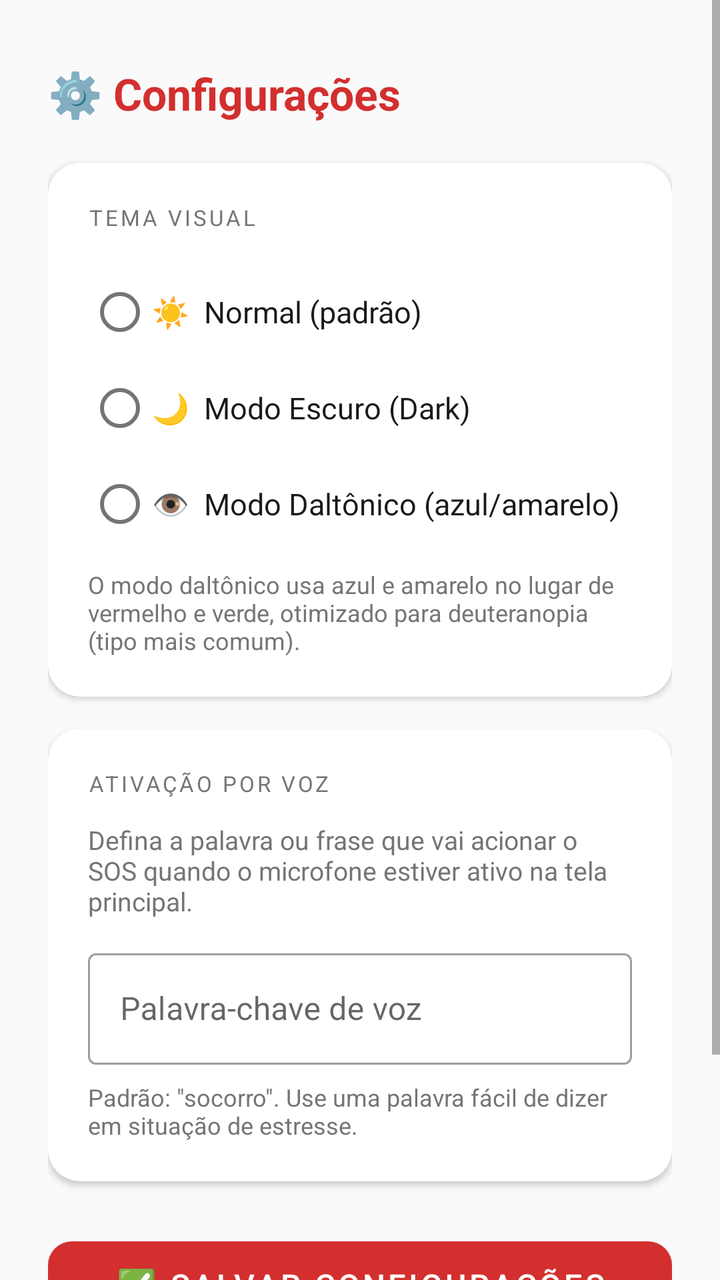
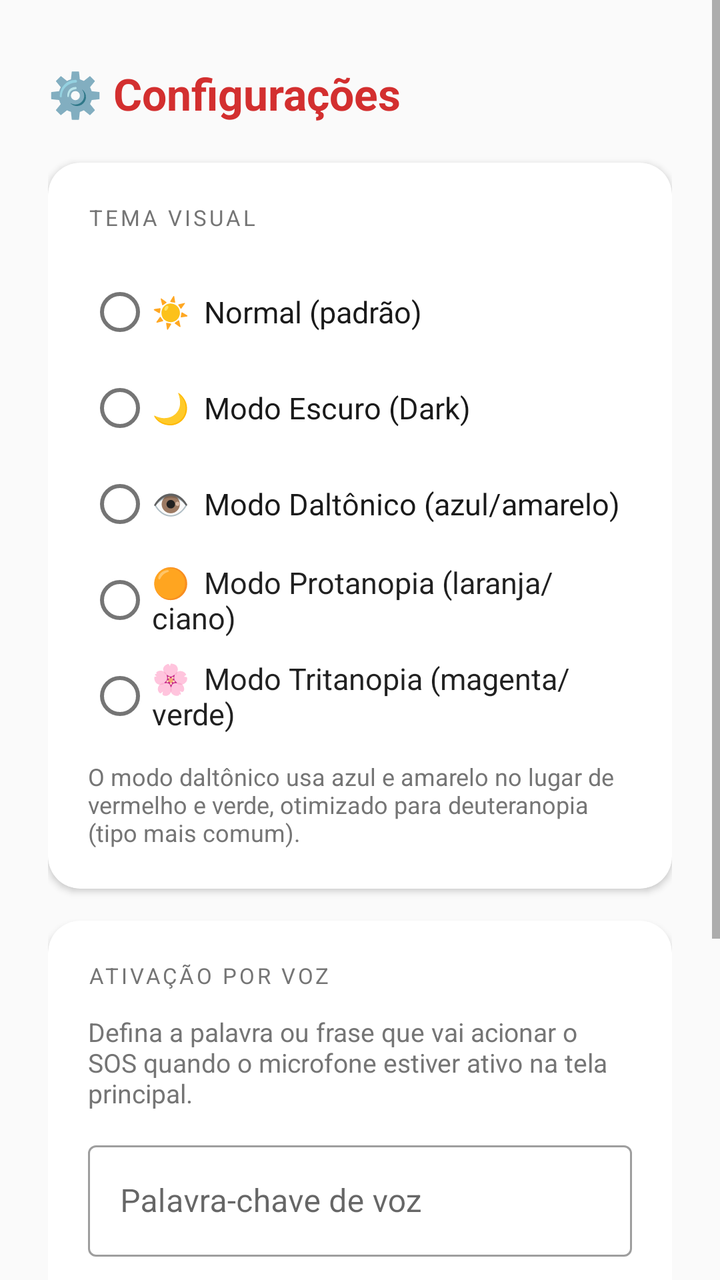

Two renders of the same Android screen: before a commit and after it. Below are the layout's source before the change and the commit's diff.
<!-- AndroidManifest.xml: application theme Theme.SOSEmergencia -->
<!-- res/layout/activity_settings.xml -->
<?xml version="1.0" encoding="utf-8"?>
<ScrollView xmlns:android="http://schemas.android.com/apk/res/android"
    xmlns:app="http://schemas.android.com/apk/res-auto"
    android:layout_width="match_parent"
    android:layout_height="match_parent"
    android:background="@color/background">

    <LinearLayout
        android:layout_width="match_parent"
        android:layout_height="wrap_content"
        android:orientation="vertical"
        android:padding="24dp">

        <TextView
            android:layout_width="match_parent"
            android:layout_height="wrap_content"
            android:layout_marginTop="8dp"
            android:text="⚙️ Configurações"
            android:textColor="?attr/colorSosPrimary"
            android:textSize="22sp"
            android:textStyle="bold" />

        
        <com.google.android.material.card.MaterialCardView
            android:layout_width="match_parent"
            android:layout_height="wrap_content"
            android:layout_marginTop="20dp"
            app:cardCornerRadius="16dp"
            app:cardElevation="2dp"
            app:cardBackgroundColor="@color/surface">

            <LinearLayout
                android:layout_width="match_parent"
                android:layout_height="wrap_content"
                android:orientation="vertical"
                android:padding="20dp">

                <TextView
                    android:layout_width="wrap_content"
                    android:layout_height="wrap_content"
                    android:text="TEMA VISUAL"
                    android:textColor="@color/text_secondary"
                    android:textSize="11sp"
                    android:letterSpacing="0.12"
                    android:layout_marginBottom="16dp" />

                <RadioGroup
                    android:id="@+id/radioGroupTheme"
                    android:layout_width="match_parent"
                    android:layout_height="wrap_content"
                    android:orientation="vertical">

                    <RadioButton
                        android:id="@+id/rbNormal"
                        android:layout_width="match_parent"
                        android:layout_height="48dp"
                        android:text="☀️  Normal (padrão)"
                        android:textColor="@color/text_primary"
                        android:textSize="15sp" />

                    <RadioButton
                        android:id="@+id/rbDark"
                        android:layout_width="match_parent"
                        android:layout_height="48dp"
                        android:text="🌙  Modo Escuro (Dark)"
                        android:textColor="@color/text_primary"
                        android:textSize="15sp" />

                    <RadioButton
                        android:id="@+id/rbDaltonism"
                        android:layout_width="match_parent"
                        android:layout_height="48dp"
                        android:text="👁️  Modo Daltônico (azul/amarelo)"
                        android:textColor="@color/text_primary"
                        android:textSize="15sp" />

                </RadioGroup>

                <TextView
                    android:layout_width="match_parent"
                    android:layout_height="wrap_content"
                    android:layout_marginTop="8dp"
                    android:text="O modo daltônico usa azul e amarelo no lugar de vermelho e verde, otimizado para deuteranopia (tipo mais comum)."
                    android:textColor="@color/text_secondary"
                    android:textSize="12sp" />

            </LinearLayout>
        </com.google.android.material.card.MaterialCardView>

        
        <com.google.android.material.card.MaterialCardView
            android:layout_width="match_parent"
            android:layout_height="wrap_content"
            android:layout_marginTop="16dp"
            app:cardCornerRadius="16dp"
            app:cardElevation="2dp"
            app:cardBackgroundColor="@color/surface">

            <LinearLayout
                android:layout_width="match_parent"
                android:layout_height="wrap_content"
                android:orientation="vertical"
                android:padding="20dp">

                <TextView
                    android:layout_width="wrap_content"
                    android:layout_height="wrap_content"
                    android:text="ATIVAÇÃO POR VOZ"
                    android:textColor="@color/text_secondary"
                    android:textSize="11sp"
                    android:letterSpacing="0.12"
                    android:layout_marginBottom="12dp" />

                <TextView
                    android:layout_width="match_parent"
                    android:layout_height="wrap_content"
                    android:layout_marginBottom="12dp"
                    android:text="Defina a palavra ou frase que vai acionar o SOS quando o microfone estiver ativo na tela principal."
                    android:textColor="@color/text_secondary"
                    android:textSize="13sp" />

                <com.google.android.material.textfield.TextInputLayout
                    style="@style/Widget.MaterialComponents.TextInputLayout.OutlinedBox"
                    android:layout_width="match_parent"
                    android:layout_height="wrap_content"
                    android:hint="Palavra-chave de voz">
                    <com.google.android.material.textfield.TextInputEditText
                        android:id="@+id/etVoiceKeyword"
                        android:layout_width="match_parent"
                        android:layout_height="wrap_content"
                        android:inputType="text"
                        android:imeOptions="actionDone" />
                </com.google.android.material.textfield.TextInputLayout>

                <TextView
                    android:layout_width="match_parent"
                    android:layout_height="wrap_content"
                    android:layout_marginTop="8dp"
                    android:text="Padrão: &quot;socorro&quot;. Use uma palavra fácil de dizer em situação de estresse."
                    android:textColor="@color/text_secondary"
                    android:textSize="12sp" />

            </LinearLayout>
        </com.google.android.material.card.MaterialCardView>

        
        <com.google.android.material.button.MaterialButton
            android:id="@+id/btnSaveSettings"
            android:layout_width="match_parent"
            android:layout_height="56dp"
            android:layout_marginTop="24dp"
            android:text="✅ Salvar Configurações"
            android:textSize="16sp"
            app:backgroundTint="?attr/colorSosPrimary"
            app:cornerRadius="12dp" />

        <com.google.android.material.button.MaterialButton
            android:id="@+id/btnBack"
            style="@style/Widget.MaterialComponents.Button.OutlinedButton"
            android:layout_width="match_parent"
            android:layout_height="48dp"
            android:layout_marginTop="10dp"
            android:text="← Voltar"
            android:textSize="14sp"
            app:strokeColor="@color/text_secondary"
            app:cornerRadius="12dp" />

        <View android:layout_width="0dp" android:layout_height="24dp" />

    </LinearLayout>
</ScrollView>
<!-- resources referenced by this layout -->
<resources>
  <color name="background">#FAFAFA</color>
  <color name="surface">#FFFFFF</color>
  <color name="text_primary">#1A1A1A</color>
  <color name="text_secondary">#757575</color>
  <style name="Theme.SOSEmergencia" parent="Theme.MaterialComponents.Light.NoActionBar">
          <item name="colorPrimary">@color/sos_red</item>
          <item name="colorPrimaryVariant">@color/sos_orange</item>
          <item name="colorOnPrimary">@color/white</item>
          <item name="colorSecondary">@color/sos_orange</item>
          <item name="colorOnSecondary">@color/white</item>
          <item name="android:statusBarColor">@color/sos_red</item>
          <item name="android:windowBackground">@color/background</item>
          
          <item name="colorSosPrimary">@color/sos_red</item>
          <item name="colorSosSecondary">@color/sos_orange</item>
          <item name="colorSosSurface">@color/surface</item>
          <item name="colorSosOnPrimary">@color/white</item>
      </style>
  <color name="sos_red">#D32F2F</color>
  <color name="sos_orange">#E65100</color>
  <color name="white">#FFFFFF</color>
</resources>

<!-- the commit's change to res/layout/activity_settings.xml (unified diff, before → after) -->
@@ -72,6 +72,22 @@
                         android:layout_height="48dp"
                         android:text="👁️  Modo Daltônico (azul/amarelo)"
                         android:textColor="@color/text_primary"
+                        android:textSize="15sp" />
+
+                    <RadioButton
+                        android:id="@+id/rbProtanopia"
+                        android:layout_width="match_parent"
+                        android:layout_height="48dp"
+                        android:text="🟠  Modo Protanopia (laranja/ciano)"
+                        android:textColor="?android:attr/textColorPrimary"
+                        android:textSize="15sp" />
+
+                    <RadioButton
+                        android:id="@+id/rbTritanopia"
+                        android:layout_width="match_parent"
+                        android:layout_height="48dp"
+                        android:text="🌸  Modo Tritanopia (magenta/verde)"
+                        android:textColor="?android:attr/textColorPrimary"
                         android:textSize="15sp" />
 
                 </RadioGroup>
